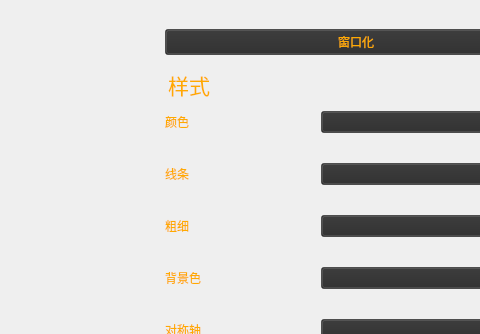
Above: widget.ui from Sam-ie/Magical-Circle before the change; both pictures show x 610 to 1090 and y 0 to 334 of the 1175 by 768 pixel window. Below: the same form after it.
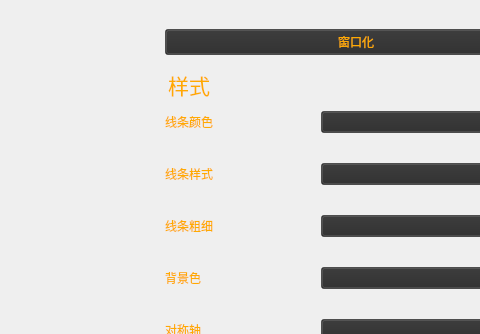
That is the form after the change. Icons and pictures are not drawn.

Commit message: complete comboBox commands

```diff
--- a/widget.ui
+++ b/widget.ui
@@ -154,7 +154,7 @@
             <item row="1" column="0">
              <widget class="QLabel" name="label_2">
               <property name="text">
-               <string>线条</string>
+               <string>线条样式</string>
               </property>
              </widget>
             </item>
@@ -167,7 +167,7 @@
                </size>
               </property>
               <property name="text">
-               <string>颜色</string>
+               <string>线条颜色</string>
               </property>
              </widget>
             </item>
@@ -177,7 +177,7 @@
             <item row="2" column="0">
              <widget class="QLabel" name="label_3">
               <property name="text">
-               <string>粗细</string>
+               <string>线条粗细</string>
               </property>
              </widget>
             </item>
```
Left out of the diff: 10 changed lines with no effect on the pictures. The commit also changes 6 other files.
